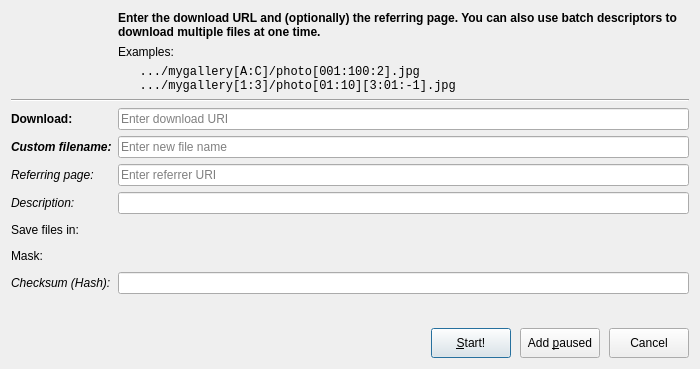
Above: src/dialogs/adddownloaddialog.ui from setvisible/ArrowDL before the change. Below: the same form after it.
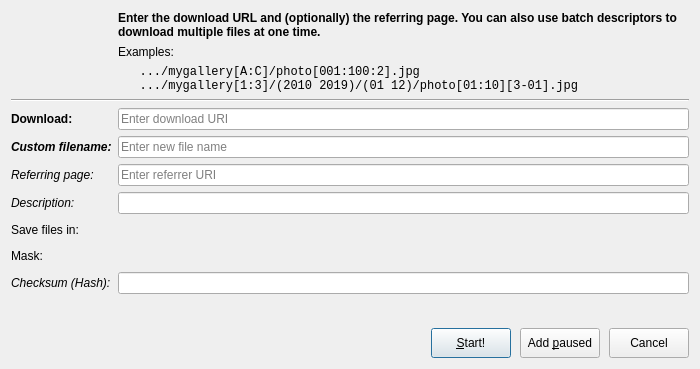
That is the form after the change. Icons and pictures are not drawn. Custom widgets are drawn as their Qt base class.

Commit message: [Batch] Make batch regex more permissive (accept parenthesis and space separator)

Patch:
```diff
--- a/src/dialogs/adddownloaddialog.ui
+++ b/src/dialogs/adddownloaddialog.ui
@@ -66,7 +66,7 @@
        </property>
        <property name="text">
         <string>   .../mygallery[A:C]/photo[001:100:2].jpg
-   .../mygallery[1:3]/photo[01:10][3:01:-1].jpg</string>
+   .../mygallery[1:3]/(2010 2019)/(01 12)/photo[01:10][3-01].jpg</string>
        </property>
       </widget>
      </item>
```
Left out of the diff: 3 changed lines with no effect on the pictures. The commit also changes 2 other files.
